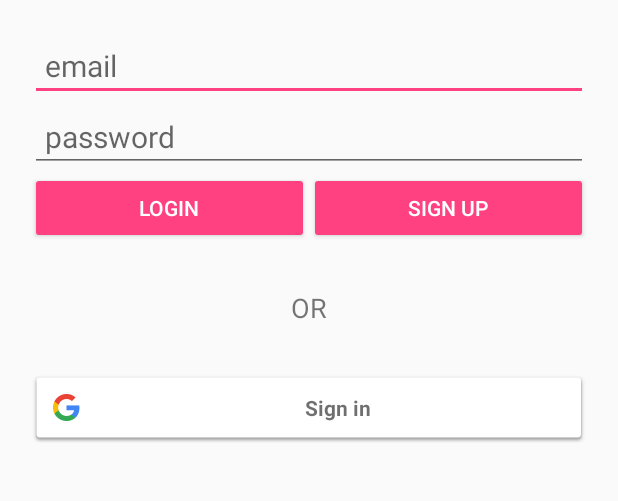
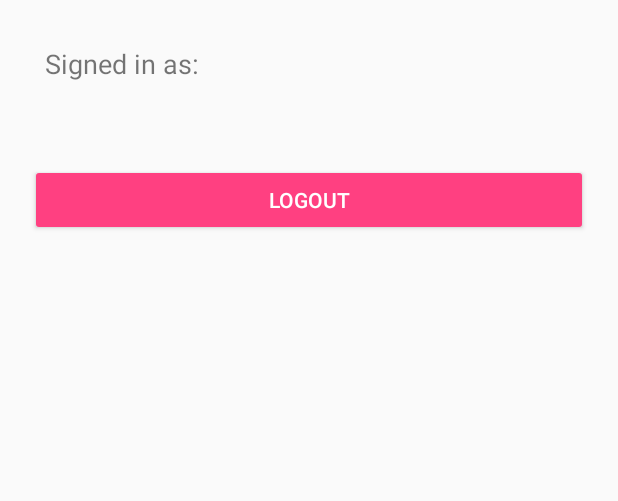
Before and after one commit to TejasBhitle/GameDB, an Android app: the SignupActivity screen opened directly, with no data from a screen before it, on a phone screen of 412 x 824 dp, the part 84-585 px from its top. Run offline under Robolectric (Android 15) with nearby library versions, the phone set to English and light mode, and no system bars; our stand-ins replace Firebase (no records; nobody signed in at launch, a user with empty details on screens opened directly).

Commit message:
Firebase email password working Auth with UI

```diff
--- a/app/src/main/AndroidManifest.xml
+++ b/app/src/main/AndroidManifest.xml
@@ -22,7 +22,9 @@
         <activity
             android:name=".ui.activities.DetailActivity"
             android:theme="@style/AppTheme" />
-        <activity android:name=".ui.activities.SignupActivity"></activity>
+
+        <activity android:name=".ui.activities.SignupActivity"
+            android:parentActivityName=".MainActivity"/>
     </application>
 
 </manifest>
--- a/app/src/main/java/com/codeblooded/gamedb/ui/activities/SignupActivity.kt
+++ b/app/src/main/java/com/codeblooded/gamedb/ui/activities/SignupActivity.kt
@@ -1,42 +1,49 @@
 package com.codeblooded.gamedb.ui.activities
 
+import android.app.ProgressDialog
 import android.support.v7.app.AppCompatActivity
 import android.os.Bundle
 import android.support.v7.widget.Toolbar
-import android.widget.Button
-import android.widget.EditText
 
 import com.codeblooded.gamedb.R
 import com.google.android.gms.common.SignInButton
 import com.google.firebase.auth.FirebaseAuth
-import android.widget.Toast
 
 import android.util.Log
+import android.view.View
+import android.widget.*
 import com.google.firebase.auth.FirebaseUser
 
 
 class SignupActivity : AppCompatActivity() {
 
     lateinit var googleSignInButton : SignInButton
+    lateinit var logoutButton : Button
     lateinit var emailEditText : EditText
     lateinit var passwordEditText : EditText
     lateinit var loginButton : Button
     lateinit var signUpButton : Button
+    lateinit var emailTextView : TextView
+    lateinit var progressDialog : ProgressDialog
+    lateinit var loggedInView : LinearLayout
+    lateinit var loggedOutView : LinearLayout
+    var isLoggedIn : Boolean = false
+    val TAG = "SignUpActivity"
+    lateinit var firebaseAuth: FirebaseAuth
 
-    val TAG = "SignUpActivity"
-
-    lateinit var firebaseAuth: FirebaseAuth
 
     public override fun onStart() {
         super.onStart()
         // Check if user is signed in (non-null) and update UI accordingly.
         val currentUser = FirebaseAuth.getInstance().currentUser
-        updateUI(currentUser)
+        isLoggedIn = (currentUser != null)
     }
 
     override fun onCreate(savedInstanceState: Bundle?) {
         super.onCreate(savedInstanceState)
         setContentView(R.layout.activity_signup)
+
+        progressDialog = ProgressDialog(this)
 
         val toolbar = findViewById<Toolbar>(R.id.toolbar)
         setSupportActionBar(toolbar)
@@ -47,7 +54,10 @@ class SignupActivity : AppCompatActivity() {
         passwordEditText = findViewById(R.id.passwordEditText)
         loginButton = findViewById(R.id.loginButton)
         signUpButton = findViewById(R.id.signUpButton)
-
+        logoutButton = findViewById(R.id.logoutButton)
+        loggedInView = findViewById(R.id.loggedInView)
+        loggedOutView = findViewById(R.id.loggedOutView)
+        emailTextView = findViewById(R.id.emailTextView)
 
         loginButton.setOnClickListener {
             login(emailEditText.text.toString(),passwordEditText.text.toString())
@@ -61,25 +71,50 @@ class SignupActivity : AppCompatActivity() {
             googleSignIn()
         }
 
+        logoutButton.setOnClickListener {
+            FirebaseAuth.getInstance().signOut()
+            isLoggedIn = false
+            onResume()
+
+        }
+
         firebaseAuth = FirebaseAuth.getInstance()
-
 
     }
 
+    override fun onResume() {
+        super.onResume()
+        if(isLoggedIn){
+            loggedInView.visibility = View.VISIBLE
+            loggedOutView.visibility = View.GONE
+            val user = FirebaseAuth.getInstance().currentUser
+            emailTextView.text = user?.email
+        }
+        else{
+            loggedInView.visibility = View.GONE
+            loggedOutView.visibility = View.VISIBLE
+        }
+    }
+
     fun login(email:String , password:String){
+        progressDialog.setMessage("Logging in")
+        progressDialog.show()
         firebaseAuth.signInWithEmailAndPassword(email, password)
                 .addOnCompleteListener(this,{ task ->
                     if (task.isSuccessful) {
+                        progressDialog.cancel()
                         // Sign in success, update UI with the signed-in user's information
                         Log.e(this@SignupActivity.TAG, "signInWithEmail:success")
-                        val user = firebaseAuth.currentUser
-                        updateUI(user)
+                        isLoggedIn =true
+                        onResume()
                     } else {
+                        progressDialog.cancel()
                         // If sign in fails, display a message to the user.
                         Log.e(this@SignupActivity.TAG, "signInWithEmail:failure", task.exception)
                         Toast.makeText(this@SignupActivity, "Authentication failed.",
                                 Toast.LENGTH_SHORT).show()
-                        updateUI(null)
+                        isLoggedIn = false
+                        onResume()
                     }
 
                     // ...
@@ -88,17 +123,21 @@ class SignupActivity : AppCompatActivity() {
     }
 
     fun signUp(email:String , password:String){
-
+        progressDialog.setMessage("Signing in")
+        progressDialog.show()
         firebaseAuth.createUserWithEmailAndPassword(email, password)
                 .addOnCompleteListener(this, { task ->
                     if (task.isSuccessful) {
                         // Sign in success, update UI with the signed-in user's information
+                        progressDialog.cancel()
                         Log.e(this@SignupActivity.TAG, "createUserWithEmail:success")
                         val user = firebaseAuth.currentUser
                         Toast.makeText(this@SignupActivity, "Success.\nNow Login", Toast.LENGTH_SHORT).show()
+                        login(email,password)
                         //updateUI(user)
                     }
                     else {
+                        progressDialog.cancel()
                         // If sign in fails, display a message to the user.
                         Log.e(this@SignupActivity.TAG, "createUserWithEmail:failure", task.exception)
                         Toast.makeText(this@SignupActivity, "Authentication failed.", Toast.LENGTH_SHORT).show()
@@ -113,12 +152,7 @@ class SignupActivity : AppCompatActivity() {
     }
 
     fun updateUI(user : FirebaseUser?){
-        if(user != null){
 
-        }
-        else{
-
-        }
     }
 
 
--- a/app/src/main/res/layout/activity_signup.xml
+++ b/app/src/main/res/layout/activity_signup.xml
@@ -8,7 +8,6 @@
     android:orientation="vertical"
     tools:context="com.codeblooded.gamedb.ui.activities.SignupActivity">
 
-
     <include
         android:id="@+id/toolbar"
         layout="@layout/toolbar"/>
@@ -18,6 +17,14 @@
         android:layout_height="wrap_content"
         android:orientation="vertical"
         android:padding="20dp">
+
+        <!--Logged out View-->
+        <LinearLayout
+            android:id="@+id/loggedOutView"
+            android:layout_width="match_parent"
+            android:layout_height="wrap_content"
+            android:orientation="vertical"
+            android:visibility="gone">
 
             <EditText
                 android:id="@+id/emailEditText"
@@ -73,7 +80,40 @@
                 android:layout_width="match_parent"
                 android:layout_height="wrap_content" />
 
+        </LinearLayout>
+
+        <!--Logged in View-->
+        <LinearLayout
+            android:id="@+id/loggedInView"
+            android:layout_width="match_parent"
+            android:layout_height="wrap_content"
+            android:orientation="vertical"
+            android:visibility="gone">
+
+            <TextView
+                android:layout_width="match_parent"
+                android:layout_height="wrap_content"
+                android:text="Signed in as:"
+                android:textSize="18sp"
+                android:padding="10dp"/>
+
+            <TextView
+                android:id="@+id/emailTextView"
+                android:layout_width="match_parent"
+                android:layout_height="wrap_content"
+                android:textSize="18sp"
+                android:padding="10dp"/>
+
+            <Button
+                android:id="@+id/logoutButton"
+                android:layout_width="match_parent"
+                android:layout_height="wrap_content"
+                android:text="Logout"
+                android:padding="10dp"
+                style="@style/Base.Widget.AppCompat.Button.Colored" />
 
         </LinearLayout>
 
     </LinearLayout>
+
+</LinearLayout>
--- a/app/src/main/res/layout/header.xml
+++ b/app/src/main/res/layout/header.xml
@@ -4,14 +4,15 @@
     xmlns:android="http://schemas.android.com/apk/res/android"
     android:orientation="vertical"
     android:layout_width="match_parent"
-    android:layout_height="200dp"
+    android:layout_height="170dp"
     android:background="@color/colorPrimary">
 
     <TextView
+        android:id="@+id/header_textView"
         android:layout_width="match_parent"
         android:layout_height="wrap_content"
         android:text="Sign in"
-        android:textSize="25sp"
+        android:textSize="18sp"
         android:padding="20dp"
         android:layout_alignParentBottom="true"
         android:textColor="@android:color/white"/>
--- a/app/src/main/res/values/styles.xml
+++ b/app/src/main/res/values/styles.xml
@@ -6,7 +6,6 @@
         <item name="colorPrimary">@color/colorPrimary</item>
         <item name="colorPrimaryDark">@color/colorPrimaryDark</item>
         <item name="colorAccent">@color/colorAccent</item>
-        <item name="android:windowTranslucentStatus">true</item>
     </style>
 
     <!-- ToolBar -->
```
Also changed, not shown: app/src/main/java/com/codeblooded/gamedb/ui/activities/MainActivity.kt (+9 -0 lines). Lines whose indentation alone changed are shown as unchanged.
